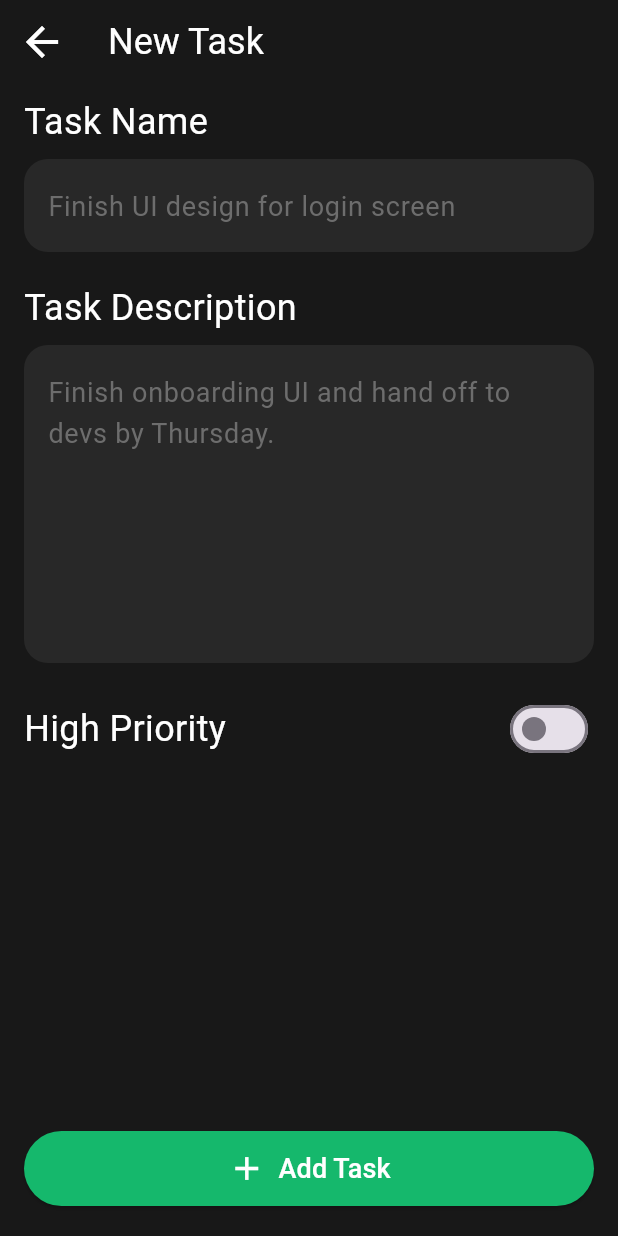
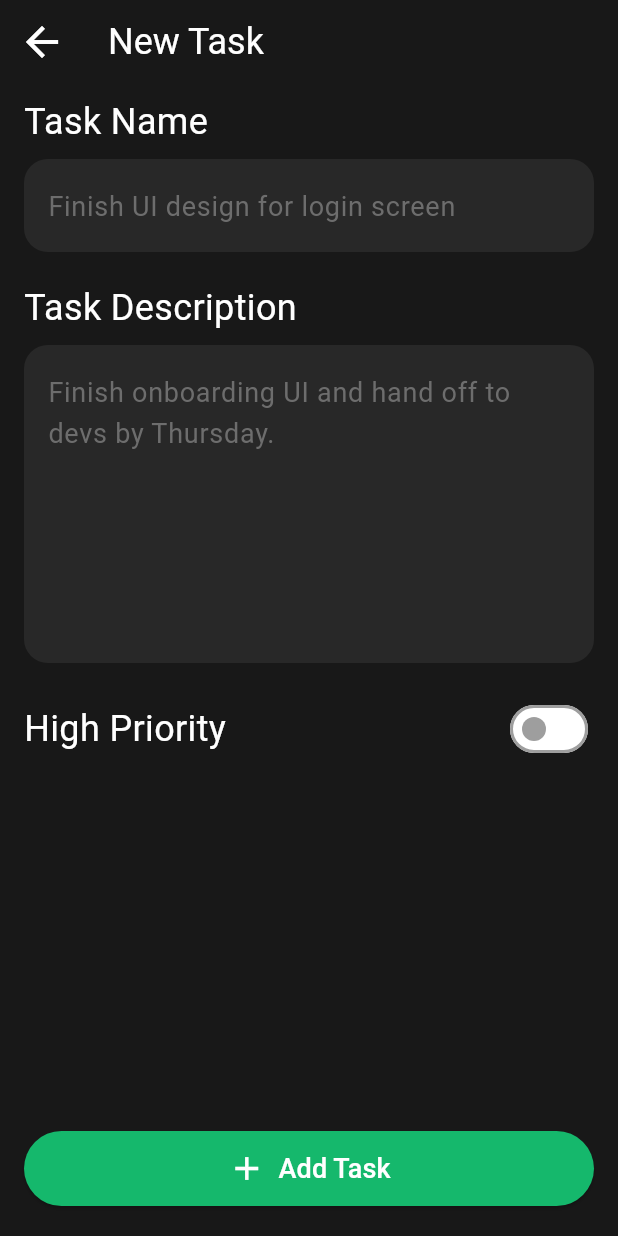
Before and after one commit to AhmedEzz999/daily_plan, a Flutter app: the HomeView screen opened by its route, after a tap on "Add New Task", on a phone screen of 412 x 824 dp. Run offline on Flutter 3.47's test engine with Material 3 defaults, Android fonts, the phone set to English and light mode, and no system bars; our stand-ins replace flutter_svg, shared_preferences; accounts and stored records are empty.

Commit message:
Order Tasks Descending

```diff
--- a/lib/main.dart
+++ b/lib/main.dart
@@ -58,6 +58,32 @@ class _MyAppState extends State<MyApp> {
           iconTheme: IconThemeData(color: Colors.white, size: 32),
           titleTextStyle: TextStyle(color: Colors.white, fontSize: 24),
         ),
+        switchTheme: SwitchThemeData(
+          thumbColor: WidgetStateProperty.resolveWith<Color>((states) {
+            if (states.contains(WidgetState.selected)) {
+              return Colors.white;
+            }
+            return const Color(0xff9E9E9E);
+          }),
+          trackColor: WidgetStateProperty.resolveWith<Color>((states) {
+            if (states.contains(WidgetState.selected)) {
+              return primaryColor;
+            }
+            return Colors.white;
+          }),
+          trackOutlineColor: WidgetStateProperty.resolveWith<Color>((states) {
+            if (states.contains(WidgetState.selected)) {
+              return Colors.transparent;
+            }
+            return const Color(0xff9E9E9E);
+          }),
+          trackOutlineWidth: WidgetStateProperty.resolveWith<double>((states) {
+            if (states.contains(WidgetState.selected)) {
+              return 0;
+            }
+            return 2;
+          }),
+        ),
       ),
       routes: {
         loginViewID: (context) => const LoginView(),
--- a/lib/views/to_do_tasks_view.dart
+++ b/lib/views/to_do_tasks_view.dart
@@ -17,7 +17,7 @@ class ToDoTasksView extends StatelessWidget {
             style: TextStyle(color: Colors.white, fontSize: 24),
           ),
           SizedBox(height: 32),
-          ToDoTasksList(),
+          Expanded(child: ToDoTasksList()),
         ],
       ),
     );
--- a/lib/widgets/high_priority_tasks_list.dart
+++ b/lib/widgets/high_priority_tasks_list.dart
@@ -72,7 +72,7 @@ class _HighPriorityTasksListState extends State<HighPriorityTasksList> {
                                   final List<Map<String, dynamic>>
                                   updatedTaskList = widget.highPriorityTasksList
                                       .map((task) => task.toJson())
-                                      .toList();
+                                      .toList().reversed.toList();
                                   await prefs.setString(
                                     'high priority tasks',
                                     jsonEncode(updatedTaskList),
--- a/lib/widgets/home_view_body.dart
+++ b/lib/widgets/home_view_body.dart
@@ -27,7 +27,7 @@ class _HomeViewBodyState extends State<HomeViewBody> {
     setState(() {
       _highPriorityTasksList = taskListDecode
           .map((element) => TaskModel.fromJson(element))
-          .toList();
+          .toList().reversed.toList();
     });
   }
 
@@ -39,7 +39,7 @@ class _HomeViewBodyState extends State<HomeViewBody> {
     setState(() {
       _normalTasksList = taskListDecode
           .map((element) => TaskModel.fromJson(element))
-          .toList();
+          .toList().reversed.toList();
     });
   }
 
--- a/lib/widgets/normal_tasks_list.dart
+++ b/lib/widgets/normal_tasks_list.dart
@@ -52,7 +52,7 @@ class _NormalTasksListState extends State<NormalTasksList> {
                         final List<Map<String, dynamic>> updatedTaskList =
                             widget.normalTasksList
                                 .map((task) => task.toJson())
-                                .toList();
+                                .toList().reversed.toList();
                         await prefs.setString(
                           'normal tasks',
                           jsonEncode(updatedTaskList),
--- a/lib/widgets/task_priority_switch.dart
+++ b/lib/widgets/task_priority_switch.dart
@@ -1,6 +1,4 @@
 import 'package:flutter/material.dart';
-
-import '../constants/constants.dart';
 
 class TaskPrioritySwitch extends StatelessWidget {
   const TaskPrioritySwitch({
@@ -14,11 +12,6 @@ class TaskPrioritySwitch extends StatelessWidget {
 
   @override
   Widget build(BuildContext context) {
-    return Switch(
-      value: isHighPriority,
-      onChanged: onChanged,
-      activeTrackColor: primaryColor,
-      activeThumbColor: Colors.white,
-    );
+    return Switch(value: isHighPriority, onChanged: onChanged);
   }
 }
--- a/lib/widgets/task_progress_indicator.dart
+++ b/lib/widgets/task_progress_indicator.dart
@@ -1,3 +1,5 @@
+import 'dart:math';
+
 import 'package:flutter/material.dart';
 
 import '../constants/constants.dart';
@@ -18,7 +20,7 @@ class TaskProgressIndicator extends StatelessWidget {
         : allTasksDoneNumber / allTasksNumber;
 
     return Container(
-      height: 86,
+      height: 100,
       padding: const EdgeInsets.symmetric(horizontal: 16, vertical: 8),
       decoration: const BoxDecoration(
         color: Color(0xff282828),
@@ -43,29 +45,38 @@ class TaskProgressIndicator extends StatelessWidget {
               ),
             ],
           ),
-          Stack(
+          Padding(
+            padding: const EdgeInsets.only(right: 12),
+            child: Stack(
               alignment: AlignmentDirectional.center,
               children: [
                 Transform.rotate(
-                angle: (3 * 3.14) / 2,
+                  angle: (3 * pi) / 2,
+                  child: SizedBox(
+                    height: 42,
+                    width: 42,
                     child: CircularProgressIndicator(
                       value: progress,
                       strokeWidth: 6,
                       strokeAlign: 2.5,
-                  valueColor: const AlwaysStoppedAnimation<Color>(primaryColor),
+                      valueColor: const AlwaysStoppedAnimation<Color>(
+                        primaryColor,
+                      ),
                       backgroundColor: const Color(0xff6D6D6D),
+                    ),
                   ),
                 ),
                 Text(
                   '${(progress * 100).toInt()}%',
                   style: const TextStyle(
-                  fontSize: 16,
+                    fontSize: 20,
                     color: Colors.white,
                     fontWeight: FontWeight.w500,
                   ),
                 ),
               ],
             ),
+          ),
         ],
       ),
     );
```
Also changed, not shown: lib/widgets/completed_tasks_list.dart (+4 -4 lines), lib/widgets/dark_mode_switch.dart (+1 -8 lines), lib/widgets/to_do_tasks_list.dart (+4 -4 lines). Lines whose indentation alone changed are shown as unchanged.
